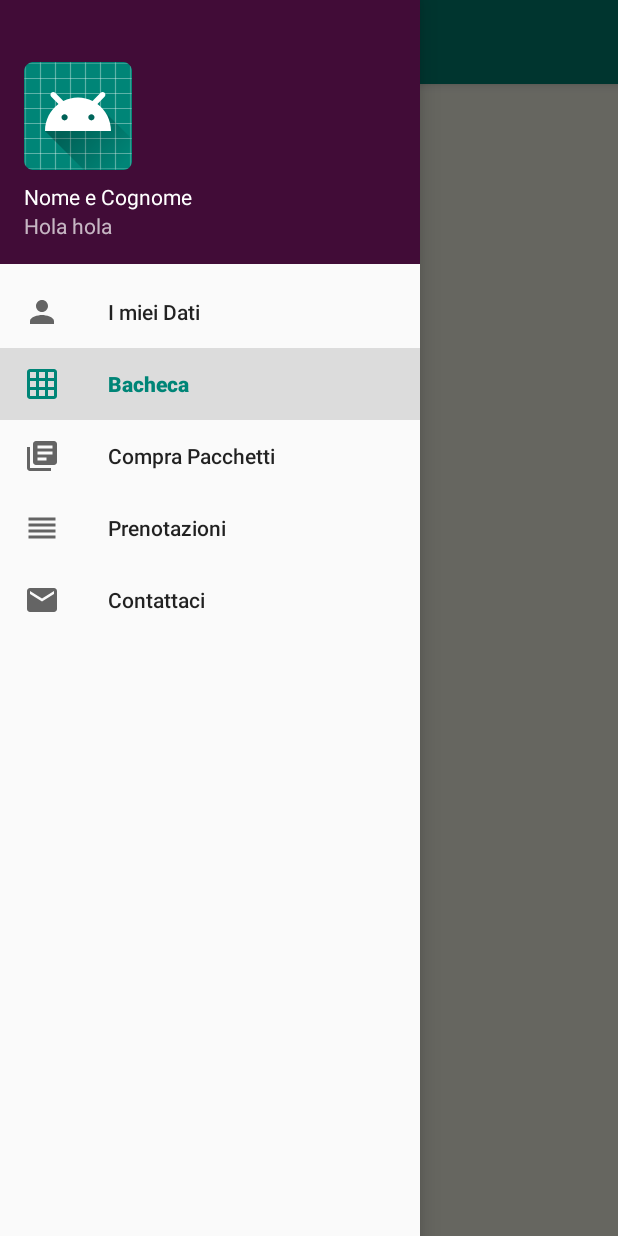
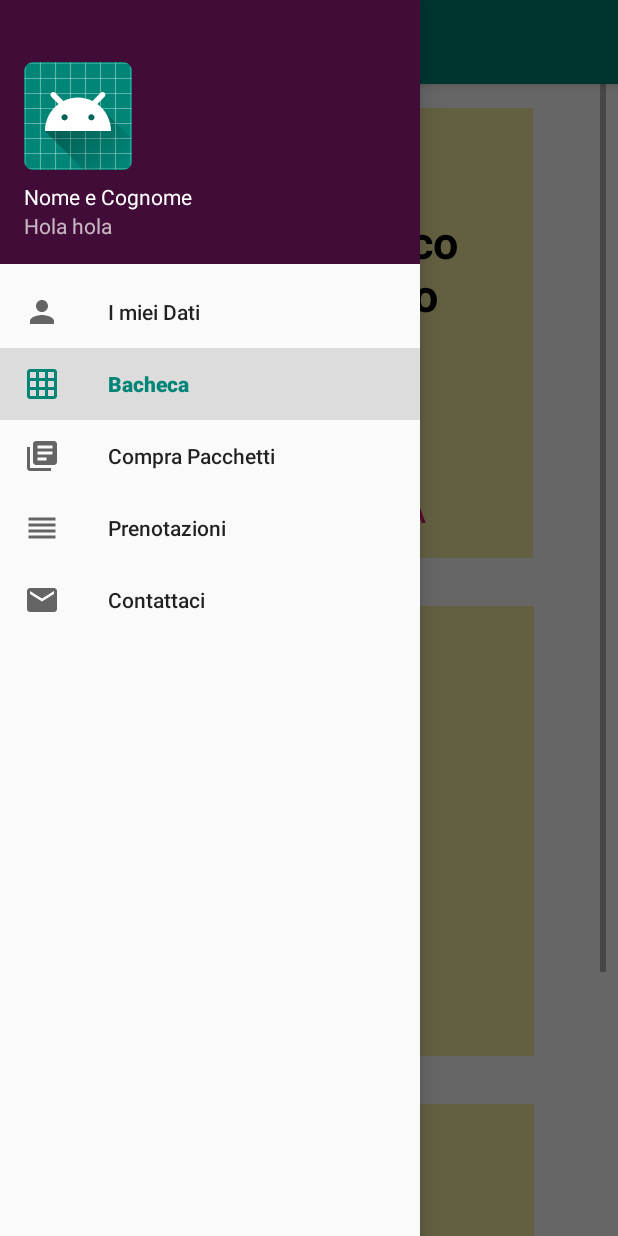
Before and after one commit to giacoballoccu/Tutoring-Middleman-app, an Android app: the DashBoardFragment screen opened directly, with no data from a screen before it, with the side drawer open, on a phone screen of 412 x 824 dp. Run offline under Robolectric (Android 15) with nearby library versions, the light colour scheme and no system bars; Roboto replaces fonts that are not available here; 1 statement that could not run was skipped.

Commit message:
Cambiata la bacheca

```diff
--- a/app/src/main/res/drawable/ic_launcher_background.xml
+++ b/app/src/main/res/drawable/ic_launcher_background.xml
@@ -1,170 +1,74 @@
 <?xml version="1.0" encoding="utf-8"?>
-<vector xmlns:android="http://schemas.android.com/apk/res/android"
+<vector
+    android:height="108dp"
     android:width="108dp"
-    android:height="108dp"
+    android:viewportHeight="108"
     android:viewportWidth="108"
-    android:viewportHeight="108">
-    <path
-        android:fillColor="#008577"
-        android:pathData="M0,0h108v108h-108z" />
-    <path
-        android:fillColor="#00000000"
-        android:pathData="M9,0L9,108"
-        android:strokeWidth="0.8"
-        android:strokeColor="#33FFFFFF" />
-    <path
-        android:fillColor="#00000000"
-        android:pathData="M19,0L19,108"
-        android:strokeWidth="0.8"
-        android:strokeColor="#33FFFFFF" />
-    <path
-        android:fillColor="#00000000"
-        android:pathData="M29,0L29,108"
-        android:strokeWidth="0.8"
-        android:strokeColor="#33FFFFFF" />
-    <path
-        android:fillColor="#00000000"
-        android:pathData="M39,0L39,108"
-        android:strokeWidth="0.8"
-        android:strokeColor="#33FFFFFF" />
-    <path
-        android:fillColor="#00000000"
-        android:pathData="M49,0L49,108"
-        android:strokeWidth="0.8"
-        android:strokeColor="#33FFFFFF" />
-    <path
-        android:fillColor="#00000000"
-        android:pathData="M59,0L59,108"
-        android:strokeWidth="0.8"
-        android:strokeColor="#33FFFFFF" />
-    <path
-        android:fillColor="#00000000"
-        android:pathData="M69,0L69,108"
-        android:strokeWidth="0.8"
-        android:strokeColor="#33FFFFFF" />
-    <path
-        android:fillColor="#00000000"
-        android:pathData="M79,0L79,108"
-        android:strokeWidth="0.8"
-        android:strokeColor="#33FFFFFF" />
-    <path
-        android:fillColor="#00000000"
-        android:pathData="M89,0L89,108"
-        android:strokeWidth="0.8"
-        android:strokeColor="#33FFFFFF" />
-    <path
-        android:fillColor="#00000000"
-        android:pathData="M99,0L99,108"
-        android:strokeWidth="0.8"
-        android:strokeColor="#33FFFFFF" />
-    <path
-        android:fillColor="#00000000"
-        android:pathData="M0,9L108,9"
-        android:strokeWidth="0.8"
-        android:strokeColor="#33FFFFFF" />
-    <path
-        android:fillColor="#00000000"
-        android:pathData="M0,19L108,19"
-        android:strokeWidth="0.8"
-        android:strokeColor="#33FFFFFF" />
-    <path
-        android:fillColor="#00000000"
-        android:pathData="M0,29L108,29"
-        android:strokeWidth="0.8"
-        android:strokeColor="#33FFFFFF" />
-    <path
-        android:fillColor="#00000000"
-        android:pathData="M0,39L108,39"
-        android:strokeWidth="0.8"
-        android:strokeColor="#33FFFFFF" />
-    <path
-        android:fillColor="#00000000"
-        android:pathData="M0,49L108,49"
-        android:strokeWidth="0.8"
-        android:strokeColor="#33FFFFFF" />
-    <path
-        android:fillColor="#00000000"
-        android:pathData="M0,59L108,59"
-        android:strokeWidth="0.8"
-        android:strokeColor="#33FFFFFF" />
-    <path
-        android:fillColor="#00000000"
-        android:pathData="M0,69L108,69"
-        android:strokeWidth="0.8"
-        android:strokeColor="#33FFFFFF" />
-    <path
-        android:fillColor="#00000000"
-        android:pathData="M0,79L108,79"
-        android:strokeWidth="0.8"
-        android:strokeColor="#33FFFFFF" />
-    <path
-        android:fillColor="#00000000"
-        android:pathData="M0,89L108,89"
-        android:strokeWidth="0.8"
-        android:strokeColor="#33FFFFFF" />
-    <path
-        android:fillColor="#00000000"
-        android:pathData="M0,99L108,99"
-        android:strokeWidth="0.8"
-        android:strokeColor="#33FFFFFF" />
-    <path
-        android:fillColor="#00000000"
-        android:pathData="M19,29L89,29"
-        android:strokeWidth="0.8"
-        android:strokeColor="#33FFFFFF" />
-    <path
-        android:fillColor="#00000000"
-        android:pathData="M19,39L89,39"
-        android:strokeWidth="0.8"
-        android:strokeColor="#33FFFFFF" />
-    <path
-        android:fillColor="#00000000"
-        android:pathData="M19,49L89,49"
-        android:strokeWidth="0.8"
-        android:strokeColor="#33FFFFFF" />
-    <path
-        android:fillColor="#00000000"
-        android:pathData="M19,59L89,59"
-        android:strokeWidth="0.8"
-        android:strokeColor="#33FFFFFF" />
-    <path
-        android:fillColor="#00000000"
-        android:pathData="M19,69L89,69"
-        android:strokeWidth="0.8"
-        android:strokeColor="#33FFFFFF" />
-    <path
-        android:fillColor="#00000000"
-        android:pathData="M19,79L89,79"
-        android:strokeWidth="0.8"
-        android:strokeColor="#33FFFFFF" />
-    <path
-        android:fillColor="#00000000"
-        android:pathData="M29,19L29,89"
-        android:strokeWidth="0.8"
-        android:strokeColor="#33FFFFFF" />
-    <path
-        android:fillColor="#00000000"
-        android:pathData="M39,19L39,89"
-        android:strokeWidth="0.8"
-        android:strokeColor="#33FFFFFF" />
-    <path
-        android:fillColor="#00000000"
-        android:pathData="M49,19L49,89"
-        android:strokeWidth="0.8"
-        android:strokeColor="#33FFFFFF" />
-    <path
-        android:fillColor="#00000000"
-        android:pathData="M59,19L59,89"
-        android:strokeWidth="0.8"
-        android:strokeColor="#33FFFFFF" />
-    <path
-        android:fillColor="#00000000"
-        android:pathData="M69,19L69,89"
-        android:strokeWidth="0.8"
-        android:strokeColor="#33FFFFFF" />
-    <path
-        android:fillColor="#00000000"
-        android:pathData="M79,19L79,89"
-        android:strokeWidth="0.8"
-        android:strokeColor="#33FFFFFF" />
+    xmlns:android="http://schemas.android.com/apk/res/android">
+    <path android:fillColor="#008577"
+          android:pathData="M0,0h108v108h-108z"/>
+    <path android:fillColor="#00000000" android:pathData="M9,0L9,108"
+          android:strokeColor="#33FFFFFF" android:strokeWidth="0.8"/>
+    <path android:fillColor="#00000000" android:pathData="M19,0L19,108"
+          android:strokeColor="#33FFFFFF" android:strokeWidth="0.8"/>
+    <path android:fillColor="#00000000" android:pathData="M29,0L29,108"
+          android:strokeColor="#33FFFFFF" android:strokeWidth="0.8"/>
+    <path android:fillColor="#00000000" android:pathData="M39,0L39,108"
+          android:strokeColor="#33FFFFFF" android:strokeWidth="0.8"/>
+    <path android:fillColor="#00000000" android:pathData="M49,0L49,108"
+          android:strokeColor="#33FFFFFF" android:strokeWidth="0.8"/>
+    <path android:fillColor="#00000000" android:pathData="M59,0L59,108"
+          android:strokeColor="#33FFFFFF" android:strokeWidth="0.8"/>
+    <path android:fillColor="#00000000" android:pathData="M69,0L69,108"
+          android:strokeColor="#33FFFFFF" android:strokeWidth="0.8"/>
+    <path android:fillColor="#00000000" android:pathData="M79,0L79,108"
+          android:strokeColor="#33FFFFFF" android:strokeWidth="0.8"/>
+    <path android:fillColor="#00000000" android:pathData="M89,0L89,108"
+          android:strokeColor="#33FFFFFF" android:strokeWidth="0.8"/>
+    <path android:fillColor="#00000000" android:pathData="M99,0L99,108"
+          android:strokeColor="#33FFFFFF" android:strokeWidth="0.8"/>
+    <path android:fillColor="#00000000" android:pathData="M0,9L108,9"
+          android:strokeColor="#33FFFFFF" android:strokeWidth="0.8"/>
+    <path android:fillColor="#00000000" android:pathData="M0,19L108,19"
+          android:strokeColor="#33FFFFFF" android:strokeWidth="0.8"/>
+    <path android:fillColor="#00000000" android:pathData="M0,29L108,29"
+          android:strokeColor="#33FFFFFF" android:strokeWidth="0.8"/>
+    <path android:fillColor="#00000000" android:pathData="M0,39L108,39"
+          android:strokeColor="#33FFFFFF" android:strokeWidth="0.8"/>
+    <path android:fillColor="#00000000" android:pathData="M0,49L108,49"
+          android:strokeColor="#33FFFFFF" android:strokeWidth="0.8"/>
+    <path android:fillColor="#00000000" android:pathData="M0,59L108,59"
+          android:strokeColor="#33FFFFFF" android:strokeWidth="0.8"/>
+    <path android:fillColor="#00000000" android:pathData="M0,69L108,69"
+          android:strokeColor="#33FFFFFF" android:strokeWidth="0.8"/>
+    <path android:fillColor="#00000000" android:pathData="M0,79L108,79"
+          android:strokeColor="#33FFFFFF" android:strokeWidth="0.8"/>
+    <path android:fillColor="#00000000" android:pathData="M0,89L108,89"
+          android:strokeColor="#33FFFFFF" android:strokeWidth="0.8"/>
+    <path android:fillColor="#00000000" android:pathData="M0,99L108,99"
+          android:strokeColor="#33FFFFFF" android:strokeWidth="0.8"/>
+    <path android:fillColor="#00000000" android:pathData="M19,29L89,29"
+          android:strokeColor="#33FFFFFF" android:strokeWidth="0.8"/>
+    <path android:fillColor="#00000000" android:pathData="M19,39L89,39"
+          android:strokeColor="#33FFFFFF" android:strokeWidth="0.8"/>
+    <path android:fillColor="#00000000" android:pathData="M19,49L89,49"
+          android:strokeColor="#33FFFFFF" android:strokeWidth="0.8"/>
+    <path android:fillColor="#00000000" android:pathData="M19,59L89,59"
+          android:strokeColor="#33FFFFFF" android:strokeWidth="0.8"/>
+    <path android:fillColor="#00000000" android:pathData="M19,69L89,69"
+          android:strokeColor="#33FFFFFF" android:strokeWidth="0.8"/>
+    <path android:fillColor="#00000000" android:pathData="M19,79L89,79"
+          android:strokeColor="#33FFFFFF" android:strokeWidth="0.8"/>
+    <path android:fillColor="#00000000" android:pathData="M29,19L29,89"
+          android:strokeColor="#33FFFFFF" android:strokeWidth="0.8"/>
+    <path android:fillColor="#00000000" android:pathData="M39,19L39,89"
+          android:strokeColor="#33FFFFFF" android:strokeWidth="0.8"/>
+    <path android:fillColor="#00000000" android:pathData="M49,19L49,89"
+          android:strokeColor="#33FFFFFF" android:strokeWidth="0.8"/>
+    <path android:fillColor="#00000000" android:pathData="M59,19L59,89"
+          android:strokeColor="#33FFFFFF" android:strokeWidth="0.8"/>
+    <path android:fillColor="#00000000" android:pathData="M69,19L69,89"
+          android:strokeColor="#33FFFFFF" android:strokeWidth="0.8"/>
+    <path android:fillColor="#00000000" android:pathData="M79,19L79,89"
+          android:strokeColor="#33FFFFFF" android:strokeWidth="0.8"/>
 </vector>
--- a/app/src/main/res/values/colors.xml
+++ b/app/src/main/res/values/colors.xml
@@ -9,4 +9,6 @@
     <color name="GreenOff">#48cc92</color>
     <color name="HeavyPurple">#410c37</color>
     <color name="LightPurple">#b39daf</color>
+    <color name="White">#ffffff</color>
+    <color name="black">#000000</color>
 </resources>
```
Also changed, not shown: app/src/main/res/layout/fragment_dashboard.xml (+120 -10 lines), app/src/main/res/drawable-v24/redpostit.png (added), 1 other file.
